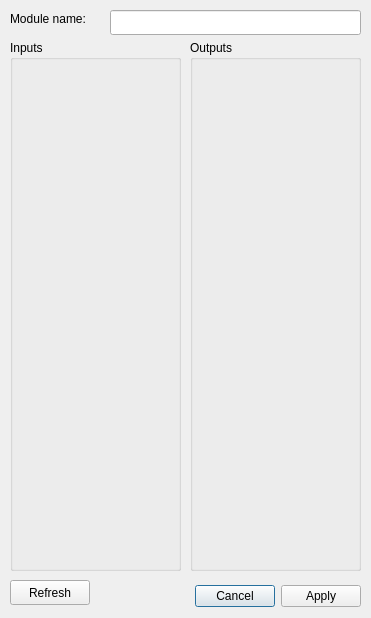
The window that ui/modules/mtbuniconfig.ui (kmzbrnoI/mtb-config-tool) describes before a commit, drawn with Qt 5.
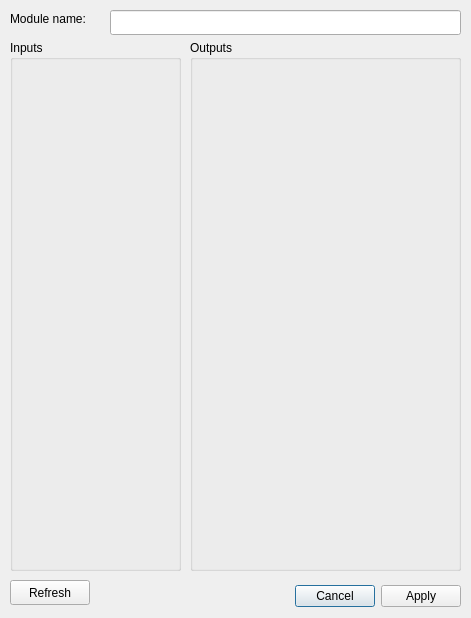
The same window after the commit.

Commit message: More space for MTB-UNI S-SCOM state.

Diff of the .ui file:
```diff
--- a/ui/modules/mtbuniconfig.ui
+++ b/ui/modules/mtbuniconfig.ui
@@ -6,7 +6,7 @@
    <rect>
     <x>0</x>
     <y>0</y>
-    <width>371</width>
+    <width>471</width>
     <height>618</height>
    </rect>
   </property>
@@ -16,7 +16,7 @@
   <widget class="QDialogButtonBox" name="bb_main">
    <property name="geometry">
     <rect>
-     <x>160</x>
+     <x>260</x>
      <y>580</y>
      <width>201</width>
      <height>32</height>
@@ -47,7 +47,7 @@
     <rect>
      <x>110</x>
      <y>10</y>
-     <width>251</width>
+     <width>351</width>
      <height>25</height>
     </rect>
    </property>
@@ -90,7 +90,7 @@
     <rect>
      <x>190</x>
      <y>40</y>
-     <width>171</width>
+     <width>271</width>
      <height>531</height>
     </rect>
    </property>
@@ -102,7 +102,7 @@
      <rect>
       <x>10</x>
       <y>30</y>
-      <width>151</width>
+      <width>251</width>
       <height>491</height>
      </rect>
     </property>
```
The commit also changes 2 other files.
